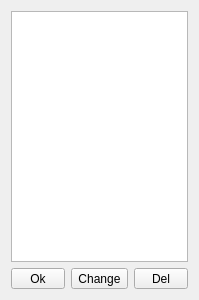
Before: the Qt Designer form src/dlglist.ui in ic005k/Knot-Legacy, drawn with Qt 5.
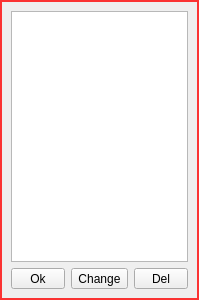
After: the same form once the commit is applied. Icons and pictures are not drawn.

Commit message: Redesign the style of the category list.

Diff of the .ui file:
```diff
--- a/src/dlglist.ui
+++ b/src/dlglist.ui
@@ -13,6 +13,16 @@
   <property name="windowTitle">
    <string>Dialog</string>
   </property>
+  <property name="styleSheet">
+   <string notr="true">QDialog{	
+	/*background-color: rgb(255, 25, 25);*/	
+	/*border-image:url(:/res/b.png);	*/
+	border-style:solid;						
+	border-width:2px;						
+	border-color:rgb(251, 51, 51);		
+
+}</string>
+  </property>
   <layout class="QGridLayout" name="gridLayout">
    <item row="1" column="0">
     <layout class="QHBoxLayout" name="horizontalLayout">
```
The commit also changes 1 other file.
